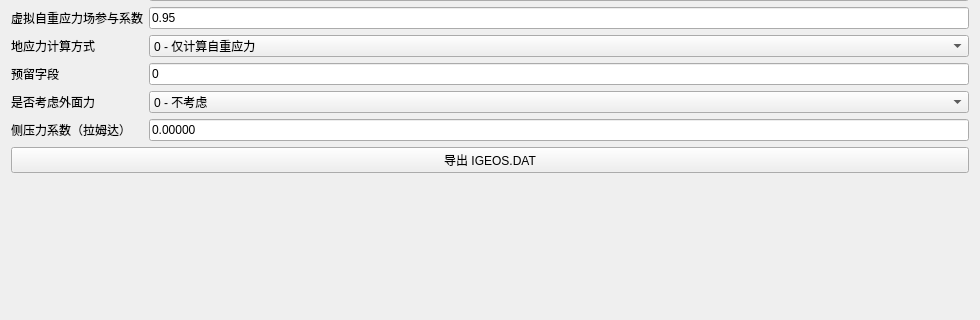
Qt form plugins/Base_Slover/GeoStressRegressionWidget.ui (asd977/base_cae) before a commit; both pictures show x 0 to 980 and y 84 to 404 of the 980 by 760 pixel window.
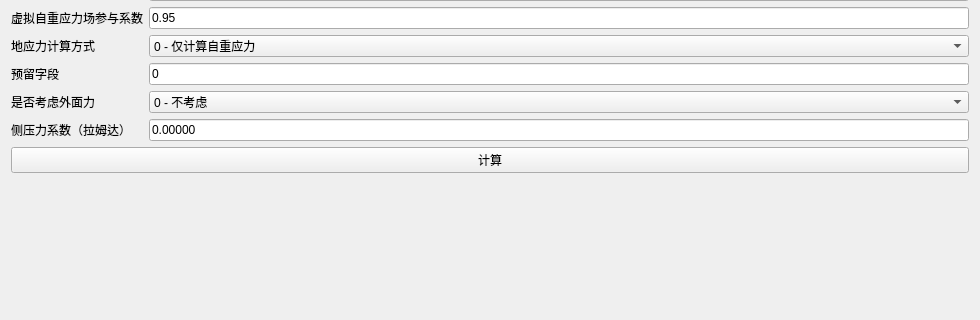
The same form after that commit.

Commit message: feat(solver): add shared compute entry and unify button labels

Diff of the .ui file:
```diff
--- a/plugins/Base_Slover/GeoStressRegressionWidget.ui
+++ b/plugins/Base_Slover/GeoStressRegressionWidget.ui
@@ -32,7 +32,7 @@
    </layout></item>
    <item>
     <widget class="QPushButton" name="btnCompute">
-     <property name="text"><string>导出 IGEOS.DAT</string></property>
+    <property name="text"><string>计算</string></property>
     </widget>
    </item>
    <item>
```
The commit also changes 3 other files.
